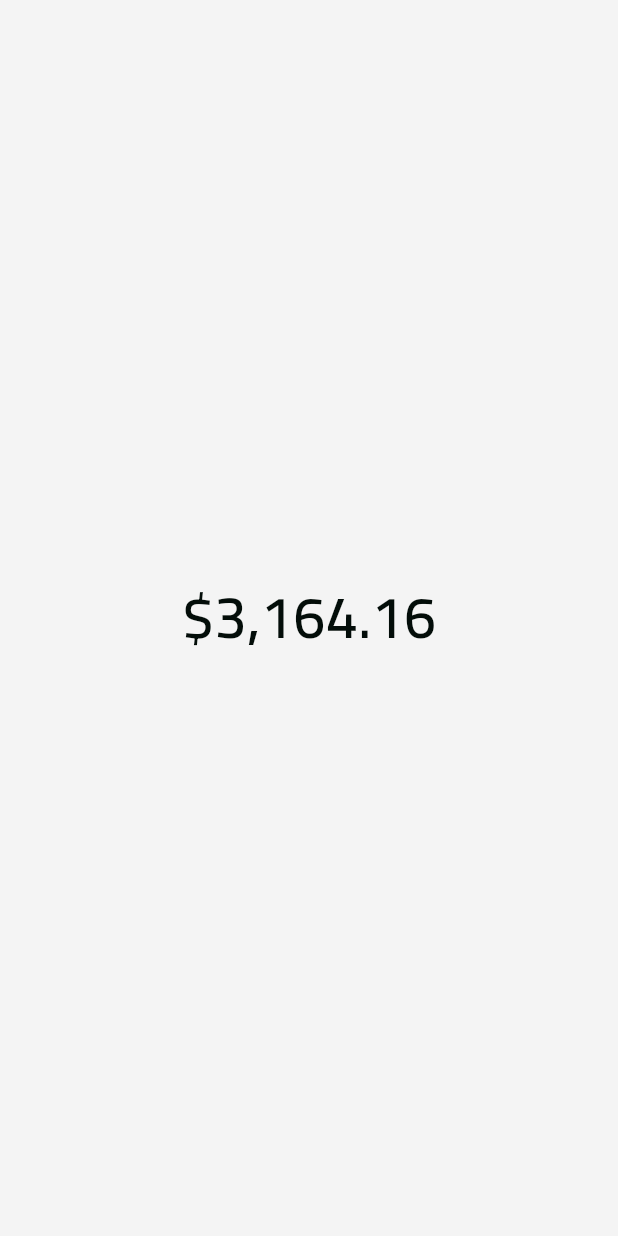
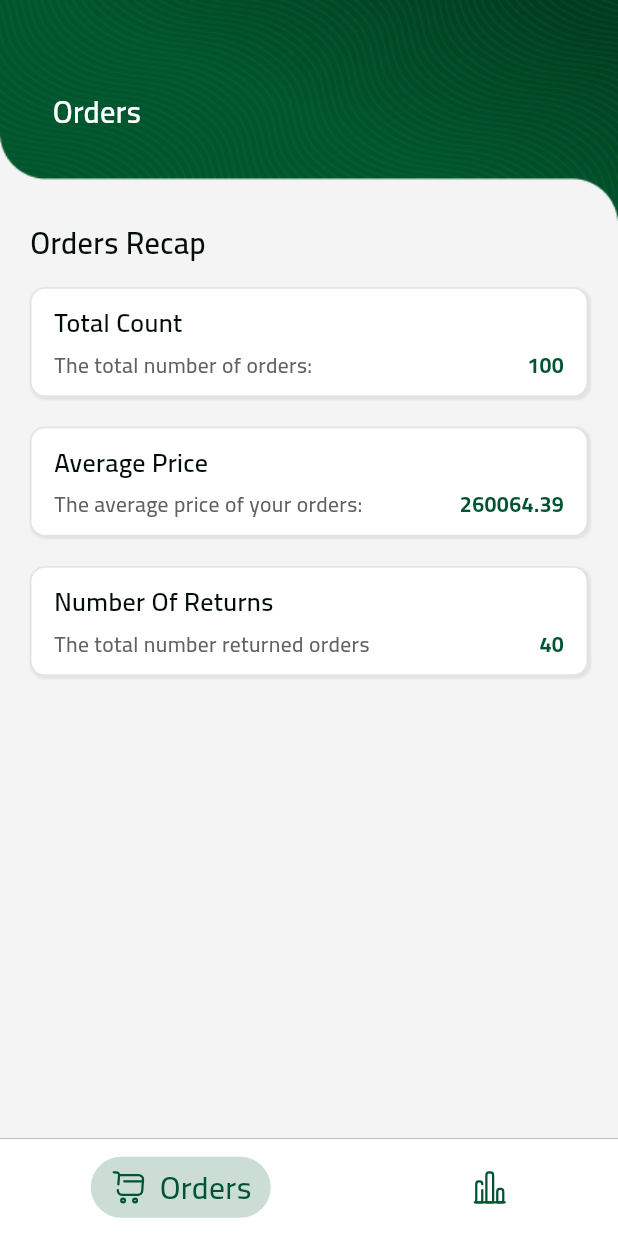
Before and after one commit to mohamedelbendary228/Orders-Insights, a Flutter app: the screen it shows after launch, on a phone screen of 412 x 824 dp. Run offline on Flutter 3.47's test engine with Material 3 defaults, Android fonts, the light colour scheme and no system bars; drawn by our look-alikes of persistent_bottom_nav_bar, skeletonizer; our stand-ins replace flutter_screenutil, flutter_svg, fluttertoast, get.

Commit message:
add bottom nav bar and implement first screen

```diff
--- a/lib/app/core/values/app_assets.dart
+++ b/lib/app/core/values/app_assets.dart
@@ -7,4 +7,10 @@ class AppAssets {
 
   /// .SVG --------------------------------------------------------
   static const String splashLogo = "${_kSvgImages}flapkap_logo.svg";
+  static const String appIcon = "${_kSvgImages}app_icon.svg";
+  static const String cartIco = "${_kSvgImages}cart_icon.svg";
+  static const String chartIcon = "${_kSvgImages}chart.svg";
+
+  /// .PNG --------------------------------------------------------
+  static const String appBarHeader = "${_kImages}header.png";
 }
--- /dev/null
+++ b/lib/app/core/widgets/custom_app_bar.dart
@@ -0,0 +1,65 @@
+import 'package:flutter/material.dart';
+import 'package:flutter_screenutil/flutter_screenutil.dart';
+import 'package:get/get.dart';
+import 'package:orders_insights/app/core/values/app_assets.dart';
+import 'package:orders_insights/app/core/widgets/default_text_widget.dart';
+
+class CustomAppBar extends StatelessWidget {
+  final String text;
+  final bool hasBackButton;
+  final VoidCallback? onTapBackButton;
+
+  const CustomAppBar({
+    super.key,
+    required this.text,
+    this.hasBackButton = false,
+    this.onTapBackButton,
+  });
+
+  @override
+  Widget build(BuildContext context) {
+    return Stack(
+      children: [
+        Image.asset(
+          AppAssets.appBarHeader,
+          width: MediaQuery.sizeOf(context).width,
+          fit: ScreenUtil().deviceType(context) == DeviceType.tablet
+              ? BoxFit.fitWidth
+              : null,
+        ),
+        Positioned(
+          top: 60,
+          child: Padding(
+            padding: const EdgeInsets.symmetric(horizontal: 20),
+            child: Row(
+              crossAxisAlignment: CrossAxisAlignment.end,
+              children: [
+                if (hasBackButton)
+                  InkWell(
+                    onTap: () {
+                      if (onTapBackButton != null) {
+                        onTapBackButton!();
+                      } else {
+                        Get.back();
+                      }
+                    },
+                    child: const Icon(
+                      Icons.arrow_back,
+                      color: Colors.white,
+                    ),
+                  ),
+                const SizedBox(width: 15),
+                AppDefaultText(
+                  text,
+                  color: Colors.white,
+                  fontSize: 14,
+                  fontWeight: FontWeight.w600,
+                ),
+              ],
+            ),
+          ),
+        )
+      ],
+    );
+  }
+}
--- a/lib/app/data/providers/fetch_orders_list.dart
+++ b/lib/app/data/providers/orders__recap_provider.dart
@@ -3,7 +3,7 @@ import 'dart:convert';
 import 'package:flutter/services.dart';
 import 'package:orders_insights/app/data/models/orders_model.dart';
 
-class OrdersListProvider {
+class OrdersRecapProvider {
   Future<OrdersModel> fetOrdersFromJsonFile() async {
     String jsonString = await rootBundle.loadString('assets/orders.json');
 
@@ -11,6 +11,6 @@ class OrdersListProvider {
 
     final result = OrdersModel.fromJson(jsonData);
 
-    return Future.delayed(const Duration(milliseconds: 1200), () => result);
+    return Future.delayed(const Duration(milliseconds: 1500), () => result);
   }
 }
--- a/lib/app/modules/bottom_nav_bar/controllers/bottom_nav_bar_controller.dart
+++ b/lib/app/modules/bottom_nav_bar/controllers/bottom_nav_bar_controller.dart
@@ -1,34 +1,64 @@
+import 'package:flutter/material.dart';
+import 'package:flutter_svg/svg.dart';
 import 'package:get/get.dart';
-import 'package:orders_insights/app/core/widgets/toast.dart';
-import 'package:orders_insights/app/data/models/orders_model.dart';
-import 'package:orders_insights/app/data/providers/fetch_orders_list.dart';
+import 'package:orders_insights/app/core/values/app_assets.dart';
+import 'package:orders_insights/app/core/values/app_colors.dart';
+import 'package:orders_insights/app/modules/orders_recap/controllers/orders_recap_controller.dart';
+import 'package:orders_insights/app/modules/orders_recap/views/orders_recap_view.dart';
+import 'package:persistent_bottom_nav_bar/persistent_bottom_nav_bar.dart';
 
 class BottomNavBarController extends GetxController {
-  late OrdersListProvider ordersListProvider;
+  PersistentTabController? persistentTabController = PersistentTabController();
 
-  Rxn<OrdersModel> ordersModel = Rxn<OrdersModel>();
+  int selectedIndex = 0;
 
-  RxBool loading = false.obs;
+  final List<Widget> screens = [
+    const OrdersRecapView(),
+    Container(),
+  ];
 
   @override
   void onInit() {
     super.onInit();
-    ordersListProvider = Get.find<OrdersListProvider>();
-    fetchOrders();
+    Get.put(OrdersRecapController());
   }
 
-  Future<void> fetchOrders() async {
-    try {
-      loading.value = true;
+  List<PersistentBottomNavBarItem> buildNavBarsItems() {
+    const activeColorPrimary = AppColors.primaryColor;
+    const inactiveColorPrimary = Color(0xFF80A997);
+    const textStyle = TextStyle(
+      fontFamily: "Cairo",
+      fontSize: 14,
+      fontWeight: FontWeight.w500,
+    );
 
-      ordersModel.value = await ordersListProvider.fetOrdersFromJsonFile();
+    return [
+      PersistentBottomNavBarItem(
+        icon: SvgPicture.asset(AppAssets.cartIco),
+        //inactiveIcon: SvgPicture.asset(AppAssets.homeOutlineIcon),
+        title: "Orders",
+        activeColorPrimary: activeColorPrimary,
+        inactiveColorPrimary: inactiveColorPrimary,
+        textStyle: textStyle,
+      ),
+      PersistentBottomNavBarItem(
+        icon: SvgPicture.asset(AppAssets.chartIcon),
+        //inactiveIcon: Image.asset(AppAssets.requestsIconDisabled),
+        title: "Reports",
+        activeColorPrimary: activeColorPrimary,
+        inactiveColorPrimary: inactiveColorPrimary,
+        textStyle: textStyle,
+      ),
+    ];
+  }
 
-      if (ordersModel.value != null && ordersModel.value?.data != null) {
-        loading.value = false;
+  void onItemSelected(int value) {
+    selectedIndex = value;
+    debugPrint("selectedIndex $selectedIndex");
+    if (selectedIndex == 0) {
+      if (!Get.isRegistered<OrdersRecapController>()) {
+        Get.put(OrdersRecapController());
       }
-    } catch (e) {
-      loading.value = false;
-      showToast(message: e.toString());
     }
   }
 }
--- a/lib/app/modules/bottom_nav_bar/views/bottom_nav_bar_view.dart
+++ b/lib/app/modules/bottom_nav_bar/views/bottom_nav_bar_view.dart
@@ -1,22 +1,32 @@
 import 'package:flutter/material.dart';
 import 'package:get/get.dart';
-import 'package:orders_insights/app/core/widgets/default_text_widget.dart';
-import 'package:orders_insights/app/core/widgets/loading_widget.dart';
+
 import 'package:orders_insights/app/modules/bottom_nav_bar/controllers/bottom_nav_bar_controller.dart';
+import 'package:persistent_bottom_nav_bar/persistent_bottom_nav_bar.dart';
 
 class BottomNavBarView extends GetView<BottomNavBarController> {
   const BottomNavBarView({super.key});
 
   @override
   Widget build(BuildContext context) {
-    return Scaffold(
-      body: Obx(
-        ()=> controller.loading.value? const LoadingWidget() : Center(
-          child: AppDefaultText(
-            "${controller.ordersModel.value!.data![0].price!}",
-            fontSize: 25,
-            fontWeight: FontWeight.w600,
-          ),
+    return PersistentTabView(
+      context,
+      controller: controller.persistentTabController,
+      screens: controller.screens,
+      items: controller.buildNavBarsItems(),
+      stateManagement: false,
+      onItemSelected: controller.onItemSelected,
+      navBarHeight: 65,
+      navBarStyle: NavBarStyle.style1,
+      padding: const EdgeInsets.symmetric(vertical: 10),
+      backgroundColor: Colors.white,
+      animationSettings: const NavBarAnimationSettings(
+        navBarItemAnimation: ItemAnimationSettings(
+          duration: Duration(milliseconds: 400),
+          curve: Curves.ease,
+        ),
+        screenTransitionAnimation: ScreenTransitionAnimationSettings(
+          animateTabTransition: true,
         ),
       ),
     );
--- /dev/null
+++ b/lib/app/modules/orders_recap/controllers/orders_recap_controller.dart
@@ -0,0 +1,49 @@
+import 'package:get/get.dart';
+import 'package:orders_insights/app/core/widgets/toast.dart';
+import 'package:orders_insights/app/data/models/orders_model.dart';
+import 'package:orders_insights/app/data/providers/orders__recap_provider.dart';
+
+class OrdersRecapController extends GetxController {
+  late OrdersRecapProvider ordersListProvider;
+
+  Rxn<OrdersModel> ordersModel = Rxn<OrdersModel>();
+
+  RxBool loading = false.obs;
+
+  RxInt totalOrders = 0.obs;
+  RxDouble averagePrice = 0.0.obs;
+  RxInt numberOfReturns = 0.obs;
+
+  @override
+  void onInit() {
+    super.onInit();
+    ordersListProvider = Get.find<OrdersRecapProvider>();
+    fetchOrders();
+  }
+
+  Future<void> fetchOrders() async {
+    try {
+      loading.value = true;
+      ordersModel.value = await ordersListProvider.fetOrdersFromJsonFile();
+
+      if (ordersModel.value != null && ordersModel.value?.data != null) {
+        totalOrders.value = ordersModel.value!.data!.length;
+        averagePrice.value = ordersModel.value!.data!.fold(0.0, (sum, item) {
+          // Remove the dollar sign and commas, then parse as double
+          String priceString = item.price!.replaceAll(RegExp(r'[\$,]'), '');
+          double price = double.parse(priceString);
+          return sum + price;
+        });
+        numberOfReturns.value = ordersModel.value!.data!
+            .where((element) => element.status == "RETURNED")
+            .toList()
+            .length;
+
+        loading.value = false;
+      }
+    } catch (e) {
+      loading.value = false;
+      showToast(message: e.toString());
+    }
+  }
+}
--- /dev/null
+++ b/lib/app/modules/orders_recap/views/orders_recap_view.dart
@@ -0,0 +1,60 @@
+import 'package:flutter/material.dart';
+import 'package:get/get.dart';
+import 'package:orders_insights/app/core/widgets/custom_app_bar.dart';
+import 'package:orders_insights/app/core/widgets/default_text_widget.dart';
+
+import 'package:orders_insights/app/modules/orders_recap/controllers/orders_recap_controller.dart';
+import 'package:orders_insights/app/modules/orders_recap/views/widgets/recap_card.dart';
+import 'package:skeletonizer/skeletonizer.dart';
+
+class OrdersRecapView extends GetView<OrdersRecapController> {
+  const OrdersRecapView({super.key});
+
+  @override
+  Widget build(BuildContext context) {
+    return Scaffold(
+      body: Column(
+        children: [
+          const CustomAppBar(text: "Orders"),
+          Obx(
+            () => Padding(
+              padding: const EdgeInsets.symmetric(horizontal: 20),
+              child: Column(
+                crossAxisAlignment: CrossAxisAlignment.start,
+                children: [
+                  Skeletonizer(
+                    enabled: controller.loading.value,
+                    child: const AppDefaultText(
+                      "Orders Recap",
+                      fontSize: 14,
+                      fontWeight: FontWeight.w600,
+                    ),
+                  ),
+                  const SizedBox(height: 15),
+                  RecapCard(
+                    title: "Total Count",
+                    subTitle: "The total number of orders:",
+                    number: "${controller.totalOrders.value}",
+                    loading: controller.loading.value,
+                  ),
+                  RecapCard(
+                    title: "Average Price",
+                    subTitle: "The average price of your orders:",
+                    number: controller.averagePrice.value.toStringAsFixed(2),
+                    loading: controller.loading.value,
+                  ),
+                  RecapCard(
+                    title: "Number Of Returns",
+                    subTitle: "The total number returned orders",
+                    number: "${controller.numberOfReturns.value}",
+                    loading: controller.loading.value,
+                  ),
+                ],
+              ),
+            ),
+          )
+        ],
+      ),
+    );
+  }
+}
--- /dev/null
+++ b/lib/app/modules/orders_recap/views/widgets/recap_card.dart
@@ -0,0 +1,75 @@
+import 'package:flutter/material.dart';
+import 'package:get/get.dart';
+import 'package:orders_insights/app/core/values/app_colors.dart';
+import 'package:orders_insights/app/core/widgets/default_text_widget.dart';
+import 'package:skeletonizer/skeletonizer.dart';
+
+class RecapCard extends StatelessWidget {
+  final String title;
+  final String subTitle;
+  final String number;
+  final bool loading;
+  const RecapCard({
+    super.key,
+    required this.title,
+    required this.subTitle,
+    required this.number,
+    this.loading = false,
+  });
+
+  @override
+  Widget build(BuildContext context) {
+    return Skeletonizer(
+      enabled: loading,
+      child: Container(
+        margin: const EdgeInsets.only(bottom: 20),
+        padding: const EdgeInsets.symmetric(horizontal: 15, vertical: 10),
+        width: Get.width,
+        decoration: BoxDecoration(
+          color: Colors.white,
+          borderRadius: const BorderRadius.all(
+            Radius.circular(10),
+          ),
+          border: Border.all(color: AppColors.naturalGray),
+          boxShadow: const [
+            BoxShadow(
+              color: AppColors.naturalGray,
+              blurRadius: 0.5,
+              spreadRadius: 0.5,
+              offset: Offset(1, 1),
+            )
+          ],
+        ),
+        child: Column(
+          crossAxisAlignment: CrossAxisAlignment.start,
+          children: [
+            AppDefaultText(
+              title,
+              fontSize: 12,
+              fontWeight: FontWeight.w600,
+            ),
+            const SizedBox(height: 5),
+            Row(
+              children: [
+                Expanded(
+                  child: AppDefaultText(
+                    subTitle,
+                    fontSize: 10,
+                    fontWeight: FontWeight.w500,
+                    color: AppColors.naturalDarkGray,
+                  ),
+                ),
+                AppDefaultText(
+                  number,
+                  fontSize: 10,
+                  fontWeight: FontWeight.bold,
+                  color: AppColors.primaryColor,
+                ),
+              ],
+            )
+          ],
+        ),
+      ),
+    );
+  }
+}
--- a/lib/app/modules/splash/views/splash_view.dart
+++ b/lib/app/modules/splash/views/splash_view.dart
@@ -12,16 +12,7 @@ class SplashView extends GetView<SplashController> {
     return Scaffold(
       backgroundColor: Colors.white,
       body: Center(
-        child: Container(
-          padding: const EdgeInsets.all(10),
-          decoration: BoxDecoration(
-            color: Colors.black45,
-            borderRadius: BorderRadius.circular(10),
-          ),
-          child: SvgPicture.asset(
-            AppAssets.splashLogo,
-          ),
-        ),
+        child: SvgPicture.asset(AppAssets.appIcon),
       ),
     );
   }
--- a/lib/main.dart
+++ b/lib/main.dart
@@ -3,7 +3,7 @@ import 'package:flutter/services.dart';
 import 'package:flutter_screenutil/flutter_screenutil.dart';
 import 'package:get/get.dart';
 import 'package:orders_insights/app/core/values/app_theme.dart';
-import 'package:orders_insights/app/data/providers/fetch_orders_list.dart';
+import 'package:orders_insights/app/data/providers/orders__recap_provider.dart';
 import 'package:orders_insights/app/routes/app_pages.dart';
 
 void main() async {
@@ -20,7 +20,7 @@ void main() async {
 }
 
 void initServices() {
-  Get.put(OrdersListProvider());
+  Get.put(OrdersRecapProvider());
 }
 
 class MyApp extends StatelessWidget {
@@ -43,7 +43,7 @@ class MyApp extends StatelessWidget {
           builder: (context, widget) {
             return MediaQuery(
               data: MediaQuery.of(context).copyWith(
-                textScaler: const TextScaler.linear(1.6),
+                textScaler: const TextScaler.linear(1.5),
               ),
               child: widget!,
             );
--- a/pubspec.yaml
+++ b/pubspec.yaml
@@ -20,6 +20,7 @@ dependencies:
   flutter_screenutil: ^5.9.3
   persistent_bottom_nav_bar: ^6.2.1
   fluttertoast: ^8.2.6
+  skeletonizer: ^1.4.2
 
 dev_dependencies:
   flutter_test:
```
Also changed, not shown: assets/images/header.png (added), assets/images/svg/cart_icon.svg (added), assets/images/svg/chart.svg (added), pubspec.lock.
